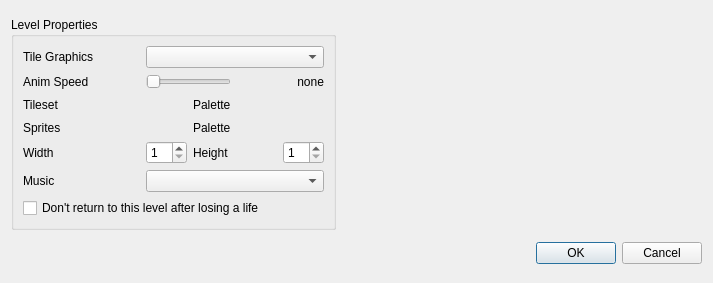
Old version of the form src/propertieswindow.ui in the repository devinacker/kale.
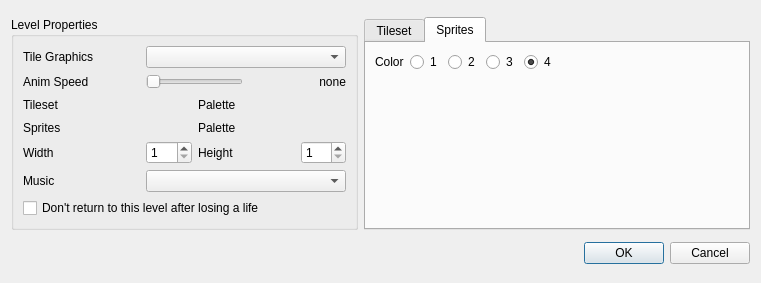
New version of the form.

Commit message: sprite viewer in properties window

```diff
--- a/src/propertieswindow.ui
+++ b/src/propertieswindow.ui
@@ -6,7 +6,7 @@
    <rect>
     <x>0</x>
     <y>0</y>
-    <width>713</width>
+    <width>761</width>
     <height>283</height>
    </rect>
   </property>
@@ -37,6 +37,15 @@
      <property name="title">
       <string>Level Properties</string>
      </property>
+     <property name="alignment">
+      <set>Qt::AlignLeading|Qt::AlignLeft|Qt::AlignTop</set>
+     </property>
+     <property name="flat">
+      <bool>false</bool>
+     </property>
+     <property name="checkable">
+      <bool>false</bool>
+     </property>
      <layout class="QGridLayout" name="gridLayout">
       <property name="sizeConstraint">
        <enum>QLayout::SetFixedSize</enum>
@@ -149,6 +158,12 @@
           <verstretch>0</verstretch>
          </sizepolicy>
         </property>
+        <property name="minimumSize">
+         <size>
+          <width>200</width>
+          <height>0</height>
+         </size>
+        </property>
         <property name="sizeAdjustPolicy">
          <enum>QComboBox::AdjustToContentsOnFirstShow</enum>
         </property>
@@ -315,6 +330,110 @@
      </property>
     </widget>
    </item>
+   <item row="0" column="1">
+    <widget class="QTabWidget" name="tabWidget">
+     <property name="sizePolicy">
+      <sizepolicy hsizetype="Preferred" vsizetype="Preferred">
+       <horstretch>0</horstretch>
+       <verstretch>0</verstretch>
+      </sizepolicy>
+     </property>
+     <property name="minimumSize">
+      <size>
+       <width>0</width>
+       <height>0</height>
+      </size>
+     </property>
+     <property name="currentIndex">
+      <number>1</number>
+     </property>
+     <widget class="QWidget" name="tilesetTab">
+      <property name="sizePolicy">
+       <sizepolicy hsizetype="Fixed" vsizetype="Fixed">
+        <horstretch>0</horstretch>
+        <verstretch>0</verstretch>
+       </sizepolicy>
+      </property>
+      <property name="minimumSize">
+       <size>
+        <width>0</width>
+        <height>0</height>
+       </size>
+      </property>
+      <attribute name="title">
+       <string>Tileset</string>
+      </attribute>
+      <layout class="QGridLayout" name="tilesetTabLayout">
+       <property name="sizeConstraint">
+        <enum>QLayout::SetFixedSize</enum>
+       </property>
+      </layout>
+     </widget>
+     <widget class="QWidget" name="spritesTab">
+      <property name="sizePolicy">
+       <sizepolicy hsizetype="MinimumExpanding" vsizetype="MinimumExpanding">
+        <horstretch>0</horstretch>
+        <verstretch>0</verstretch>
+       </sizepolicy>
+      </property>
+      <property name="minimumSize">
+       <size>
+        <width>0</width>
+        <height>0</height>
+       </size>
+      </property>
+      <attribute name="title">
+       <string>Sprites</string>
+      </attribute>
+      <layout class="QGridLayout" name="spritesTabLayout">
+       <property name="sizeConstraint">
+        <enum>QLayout::SetFixedSize</enum>
+       </property>
+       <item row="0" column="1">
+        <widget class="QRadioButton" name="radioButton_Color1">
+         <property name="text">
+          <string>1</string>
+         </property>
+         <property name="checked">
+          <bool>false</bool>
+         </property>
+        </widget>
+       </item>
+       <item row="0" column="3">
+        <widget class="QRadioButton" name="radioButton_Color3">
+         <property name="text">
+          <string>3</string>
+         </property>
+        </widget>
+       </item>
+       <item row="0" column="0">
+        <widget class="QLabel" name="label_Color">
+         <property name="text">
+          <string>Color</string>
+         </property>
+        </widget>
+       </item>
+       <item row="0" column="2">
+        <widget class="QRadioButton" name="radioButton_Color2">
+         <property name="text">
+          <string>2</string>
+         </property>
+        </widget>
+       </item>
+       <item row="0" column="4">
+        <widget class="QRadioButton" name="radioButton_Color4">
+         <property name="text">
+          <string>4</string>
+         </property>
+         <property name="checked">
+          <bool>true</bool>
+         </property>
+        </widget>
+       </item>
+      </layout>
+     </widget>
+    </widget>
+   </item>
   </layout>
  </widget>
  <resources/>
```
The commit also changes 5 other files.
